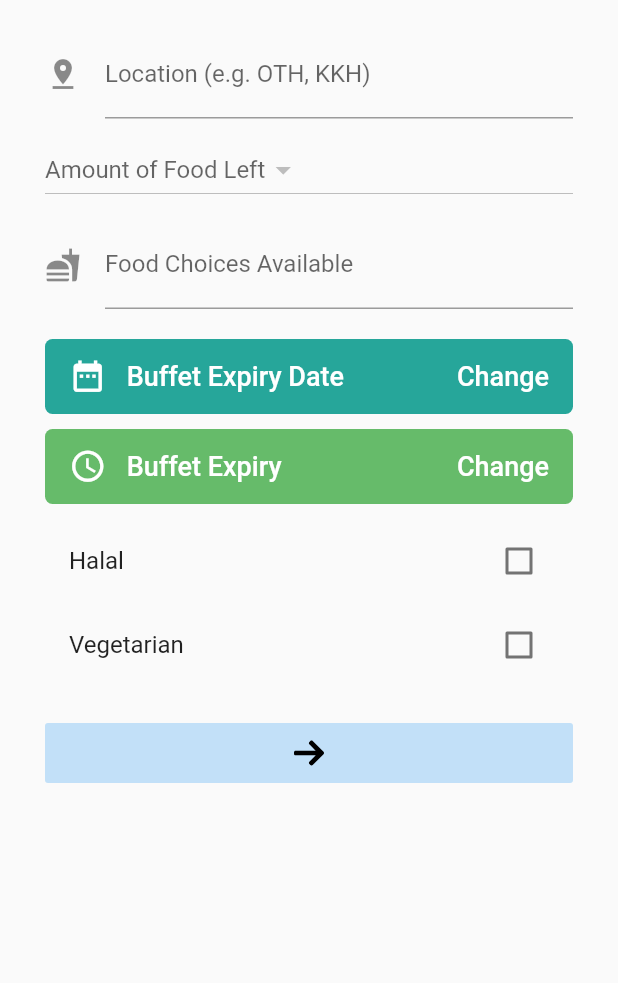
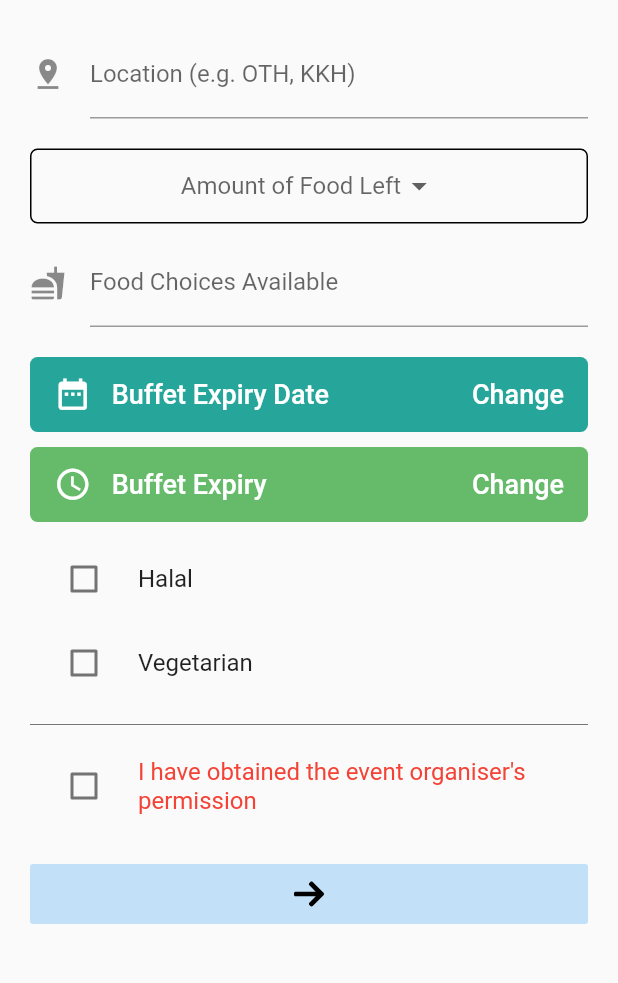
Before and after one commit to neohaojun/makanforfree, a Flutter app: the screen it shows once a user with an empty profile is signed in, after a tap on an icon or button, on a phone screen of 412 x 824 dp, the part 84-1067 px from its top. Run offline on Flutter 3.47's test engine with Material 2 defaults, Android fonts, the phone set to English and light mode, and no system bars; our stand-ins replace firebase_auth, flutter_datetime_picker, flutter_svg, google_sign_in; accounts and stored records are empty.

Commit message:
commit on 'master'

```diff
--- a/lib/screens/authenticate/register.dart
+++ b/lib/screens/authenticate/register.dart
@@ -66,7 +66,7 @@ class _RegisterState extends State<Register > {
                 TextFormField(
                   decoration: textInputDecoration.copyWith(hintText: 'Email'),
                   controller: _emailController,
-                  validator: (val) => val.isEmpty ? 'Enter a valid email.' : null,
+                  validator: (val) => val.isEmpty ? 'Enter a valid email' : null,
                   onChanged: (val) {
                     setState(() => email = val);
                   }
@@ -75,7 +75,7 @@ class _RegisterState extends State<Register > {
                 TextFormField(
                   decoration: textInputDecoration.copyWith(hintText: 'Password (> 6  characters)'),
                   controller: _passwordController,
-                  validator: (val) => val.length < 6 ? 'Password must be at least 6 characters.' : null,
+                  validator: (val) => val.length < 6 ? 'Password must be at least 6 characters' : null,
                   obscureText: true,
                   onChanged: (val) {
                     setState(() => password = val);
--- a/lib/screens/authenticate/sign_in.dart
+++ b/lib/screens/authenticate/sign_in.dart
@@ -68,7 +68,7 @@ class _SignInState extends State<SignIn> {
                 TextFormField(
                   decoration: textInputDecoration.copyWith(hintText: 'Email'),
                   controller: _emailController,
-                  validator: (val) => val.isEmpty ? 'Enter a valid email.' : null,
+                  validator: (val) => val.isEmpty ? 'Enter a valid email' : null,
                   onChanged: (val) {
                     setState(() => email = val);
                   }
@@ -77,7 +77,7 @@ class _SignInState extends State<SignIn> {
                 TextFormField(
                   decoration: textInputDecoration.copyWith(hintText: 'Password'),
                   controller: _passwordController,
-                  validator: (val) => val.length < 6 ? 'Password must be at least 6 characters.' : null,
+                  validator: (val) => val.length < 6 ? 'Password must be at least 6 characters' : null,
                   obscureText: true,
                   onChanged: (val) {
                     setState(() => password = val);
@@ -135,10 +135,12 @@ class _SignInState extends State<SignIn> {
                     ),
                     onPressed: () async {
                     bool res = await _auth.signInWithGoogle();
+                    setState(() => loading = true);
                     if(!res)
                       error2 = "Error signing in with google";
                       errorBox3 = 20.0;
                       errorBox4 = 20.0;
+                      setState(() => loading = false);
                     },
                   ),
                 ),
--- a/lib/screens/home/form_material.dart
+++ b/lib/screens/home/form_material.dart
@@ -1,6 +1,7 @@
 import 'package:flutter/material.dart';
 import 'package:flutter_datetime_picker/flutter_datetime_picker.dart';
 import 'package:flutter_svg/flutter_svg.dart';
+// import 'package:grouped_buttons/grouped_buttons.dart';
 // import 'package:makanforfree/models/user.dart';
 
 class FormMaterial extends StatefulWidget {
@@ -25,6 +26,11 @@ class _FormMaterialState extends State<FormMaterial> {
   String _time = "Buffet Expiry";
   bool _halal = false;
   bool _vegetarian = false;
+  bool _permission = false;
+  bool permissionStyle = false;
+
+  List<String> _amounts = <String>['Abundant', 'Reasonable', 'Not much left'];
+  String _currentItemSelected = 'Amount of Food Left';
 
   @override
   Widget build(BuildContext context) {
@@ -35,7 +41,7 @@ class _FormMaterialState extends State<FormMaterial> {
         elevation: 0.0,
       ),
       body: Container(
-        padding: EdgeInsets.symmetric(vertical: 20.0, horizontal: 30.0,),
+        padding: EdgeInsets.symmetric(vertical: 20.0, horizontal: 20.0,),
         child: Builder(
           builder: (context) => Form(
             key: _formKey,
@@ -52,12 +58,32 @@ class _FormMaterialState extends State<FormMaterial> {
                     ),
                     controller: _locationController,
                     maxLines: null,
+                    validator: (val) => val.isEmpty ? 'Enter a valid location.' : null,
                   ),
-                  SizedBox(height: 10.0),
-                  DropdownButton(
-                    hint: Text('Amount of Food Left'),
-                    items: null,
-                    onChanged: null
+                  SizedBox(height: 20.0),
+                  Container(
+                    decoration: ShapeDecoration(
+                      shape: RoundedRectangleBorder(
+                        side: BorderSide(width: 1.0, style: BorderStyle.solid),
+                        borderRadius: BorderRadius.all(Radius.circular(5.0)),
+                      ),
+                    ),
+                    alignment: Alignment.center,
+                    child: DropdownButton<String>(
+                      hint: Text(_currentItemSelected),
+                      underline: SizedBox(),
+                      onChanged: (String newValue) {
+                        setState(() {
+                          this._currentItemSelected = newValue;
+                        });
+                      },
+                      items: _amounts.map((String dropdownStringItem) {
+                        return DropdownMenuItem<String>(
+                          value: dropdownStringItem,
+                          child: Text(dropdownStringItem),
+                        );
+                      }).toList(),
+                    ),
                   ),
                   SizedBox(height: 10.0),
                   TextFormField(
@@ -189,6 +215,7 @@ class _FormMaterialState extends State<FormMaterial> {
                     title: const Text(
                       'Halal'
                     ),
+                    controlAffinity: ListTileControlAffinity.leading,
                     value: _halal,
                     onChanged: (bool newValue) {
                       setState(() {
@@ -200,10 +227,30 @@ class _FormMaterialState extends State<FormMaterial> {
                     title: const Text(
                       'Vegetarian'
                     ),
+                    controlAffinity: ListTileControlAffinity.leading,
                     value: _vegetarian,
                     onChanged: (bool newValue) {
                       setState(() {
                         _vegetarian = newValue;
+                      });
+                    },
+                  ),
+                  SizedBox(height: 5.0),
+                  Divider(color: Colors.grey[600]),
+                  SizedBox(height: 5.0),
+                  CheckboxListTile(
+                    title: Text(
+                      "I have obtained the event organiser's permission",
+                      style: permissionStyle
+                        ? TextStyle(color: Colors.green)
+                        : TextStyle(color: Colors.red),
+                    ),
+                    controlAffinity: ListTileControlAffinity.leading,
+                    value: _permission,
+                    onChanged: (bool newValue) {
+                      setState(() {
+                        _permission = newValue;
+                        permissionStyle = !permissionStyle;
                       });
                     },
                   ),
--- a/lib/screens/home/home.dart
+++ b/lib/screens/home/home.dart
@@ -2,10 +2,17 @@ import 'package:flutter/material.dart';
 import 'package:flutter_svg/flutter_svg.dart';
 import 'package:makanforfree/services/auth.dart';
 import 'form_material.dart';
+import 'package:makanforfree/shared/loading.dart';
 
-class Home extends StatelessWidget {
+class Home extends StatefulWidget {
 
+  @override
+  _HomeState createState() => _HomeState();
+}
+
+class _HomeState extends State<Home> {
   final AuthService _auth = AuthService();
+  bool loading = false;
 
   @override
   Widget build(BuildContext context) {
@@ -23,6 +30,7 @@ class Home extends StatelessWidget {
             ),
             onPressed: () async {
               await _auth.signOut();
+              setState(() => loading = true);
             },
           )
         ],
--- a/pubspec.yaml
+++ b/pubspec.yaml
@@ -32,6 +32,7 @@ dependencies:
 
   rxdart: ^0.24.0
 
+  grouped_buttons: ^1.0.4
   provider: ^4.0.5
   flutter_spinkit: ^4.1.2+1
   flutter_svg: ^0.17.4
```
Also changed, not shown: pubspec.lock.
